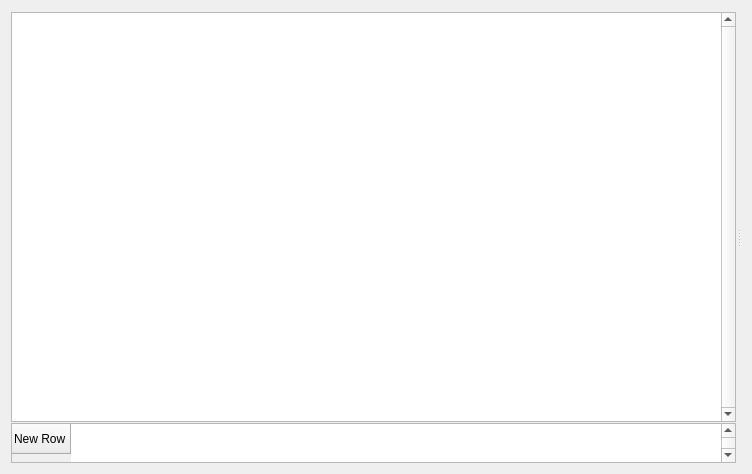
End1-1/Cafe5, file Classes/c5grid.ui: the form before one commit.
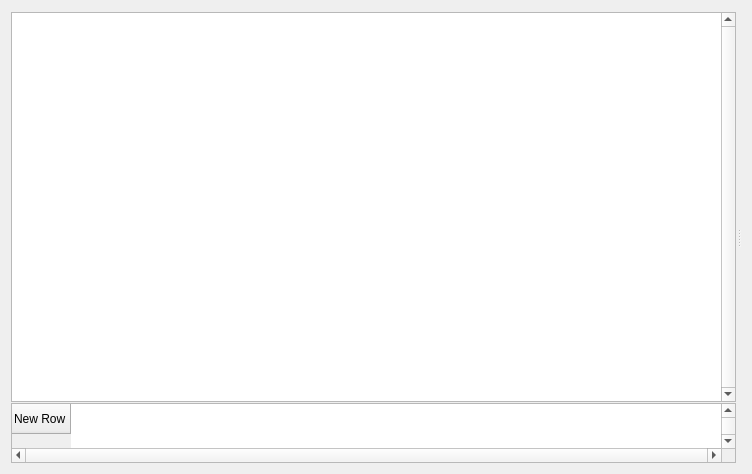
The form after the commit. Custom widgets are drawn as their Qt base class.

The edit to the form file:
```diff
--- a/Classes/c5grid.ui
+++ b/Classes/c5grid.ui
@@ -69,6 +69,9 @@
          <property name="verticalScrollBarPolicy">
           <enum>Qt::ScrollBarAlwaysOn</enum>
          </property>
+         <property name="horizontalScrollBarPolicy">
+          <enum>Qt::ScrollBarAlwaysOff</enum>
+         </property>
          <property name="editTriggers">
           <set>QAbstractItemView::AllEditTriggers</set>
          </property>
@@ -79,18 +82,21 @@
          <property name="minimumSize">
           <size>
            <width>0</width>
-           <height>40</height>
+           <height>60</height>
           </size>
          </property>
          <property name="maximumSize">
           <size>
            <width>16777215</width>
-           <height>40</height>
+           <height>60</height>
           </size>
          </property>
          <property name="verticalScrollBarPolicy">
           <enum>Qt::ScrollBarAlwaysOn</enum>
          </property>
+         <property name="horizontalScrollBarPolicy">
+          <enum>Qt::ScrollBarAlwaysOn</enum>
+         </property>
          <property name="editTriggers">
           <set>QAbstractItemView::NoEditTriggers</set>
          </property>
```
